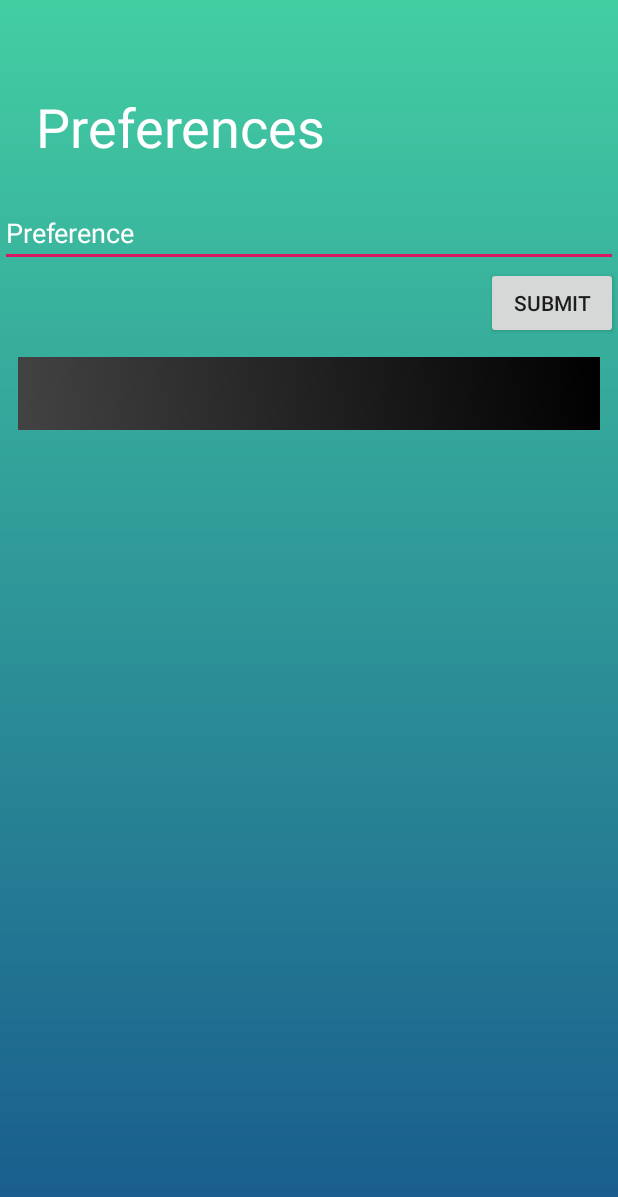
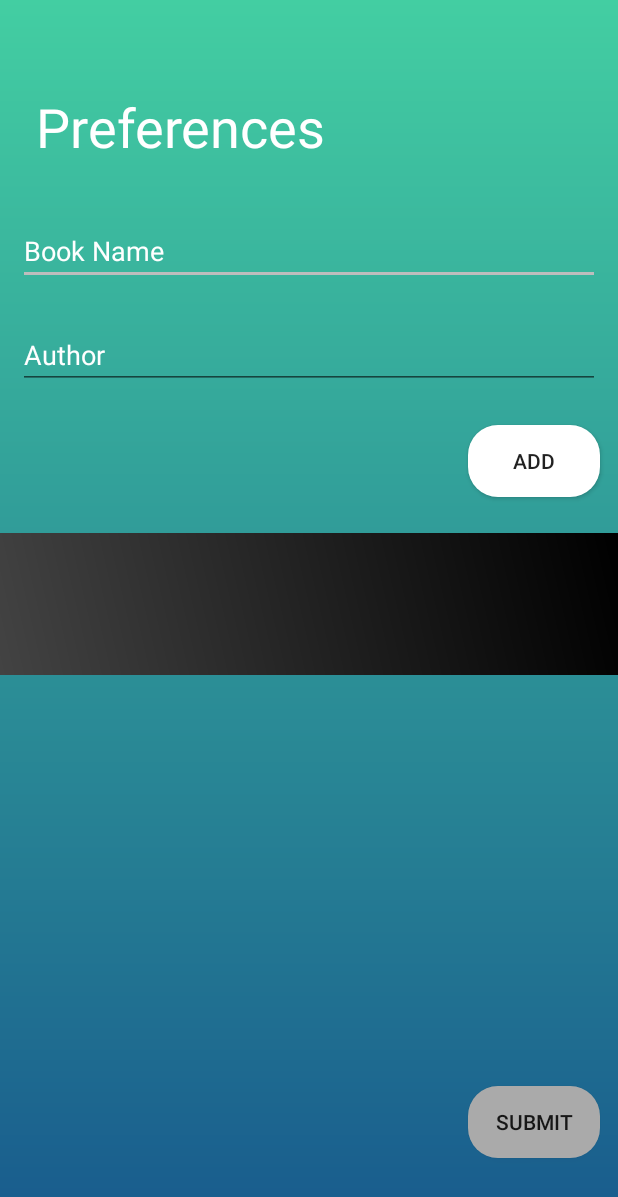
Before and after one commit to shivumgrover7/Drozee1.1, an Android app: the PreferencesActivity screen opened directly, with no data from a screen before it, after a tap on "SUBMIT", on a phone screen of 412 x 824 dp. Shown: the top 1197 px of the screen. Run offline under Robolectric (Android 15) with nearby library versions, the phone set to English and light mode, and no system bars; 1 other tap on this screen came first.

Commit message:
Add Author EditText and condition to not Submit before 5 books

```diff
--- a/app/src/main/java/com/drozee/drozeebvest/PreferencesActivity.java
+++ b/app/src/main/java/com/drozee/drozeebvest/PreferencesActivity.java
@@ -9,6 +9,7 @@ import android.view.View;
 import android.widget.Button;
 import android.widget.EditText;
 import android.widget.TextView;
+import android.widget.Toast;
 
 import java.util.ArrayList;
 
@@ -26,14 +27,35 @@ public class PreferencesActivity extends AppCompatActivity {
         recyclerView.setLayoutManager(mLayoutManager);
         recyclerView.setAdapter(viewAdapter);
 
-        Button submit = (Button)findViewById(R.id.submitBTN);
+        Button add = (Button)findViewById(R.id.addBTN);
+        final Button submit = (Button)findViewById(R.id.submitBTN);
         final EditText prefET = (EditText)findViewById(R.id.prefET);
+        final EditText authET = (EditText)findViewById(R.id.authorET);
+
+        add.setOnClickListener(new View.OnClickListener() {
+            @Override
+            public void onClick(View v) {
+                pref.add(prefET.getText().toString() + "," + authET.getText());
+                prefET.setText("");
+                authET.setText("");
+                viewAdapter.notifyDataSetChanged();
+                if(viewAdapter.getItemCount() >= 5)
+                {
+                    submit.setBackgroundResource(R.drawable.edittext);
+                }
+            }
+        });
         submit.setOnClickListener(new View.OnClickListener() {
             @Override
             public void onClick(View v) {
-                pref.add(prefET.getText().toString());
-                prefET.setText("");
-                viewAdapter.notifyDataSetChanged();
+                if(viewAdapter.getItemCount() >= 5)
+                {
+
+                }
+                else
+                {
+                    Toast.makeText(PreferencesActivity.this, "Please enter at least 5 books", Toast.LENGTH_SHORT).show();
+                }
             }
         });
 
--- a/app/src/main/java/com/drozee/drozeebvest/RecyclerViewAdapter.java
+++ b/app/src/main/java/com/drozee/drozeebvest/RecyclerViewAdapter.java
@@ -19,10 +19,12 @@ public class RecyclerViewAdapter extends RecyclerView.Adapter{
 
     public class MyViewHolder extends RecyclerView.ViewHolder {
         TextView pref;
+        TextView author;
 
         public MyViewHolder(View view) {
             super(view);
             pref = (TextView) view.findViewById(R.id.prefTV);
+            author = (TextView)view.findViewById(R.id.authorET);
         }
     }
     public RecyclerViewAdapter(Context c, ArrayList<String> prefs) {
@@ -42,7 +44,9 @@ public class RecyclerViewAdapter extends RecyclerView.Adapter{
     @Override
     public void onBindViewHolder(final RecyclerView.ViewHolder holder, int position) {
         TextView tv = holder.itemView.findViewById(R.id.prefTV);
-        tv.setText(preferences.get(position));
+        TextView auth = holder.itemView.findViewById(R.id.authorET);
+        tv.setText(preferences.get(position).split(",")[0]);
+        auth.setText(preferences.get(position).split(",")[1]);
     }
 
     @Override
--- /dev/null
+++ b/app/src/main/res/drawable/btn_disabled.xml
@@ -0,0 +1,9 @@
+<?xml version="1.0" encoding="utf-8"?>
+<shape xmlns:android="http://schemas.android.com/apk/res/android"
+    android:shape="rectangle">
+    <solid android:color="#AAAAAA"/>
+    <corners android:radius="20sp"/>
+    <size android:height="45sp"></size>
+
+
+    </shape>
--- a/app/src/main/res/layout/activity_preferences.xml
+++ b/app/src/main/res/layout/activity_preferences.xml
@@ -1,158 +1,70 @@
-<?xml version="1.0" encoding="utf-8"?>
-<!--<RelativeLayout xmlns:android="http://schemas.android.com/apk/res/android"-->
-    <!--xmlns:tools="http://schemas.android.com/tools"-->
-    <!--android:layout_width="match_parent"-->
-    <!--android:layout_height="match_parent"-->
-    <!--android:orientation="vertical"-->
-    <!--android:background="@drawable/gradientgreen"-->
-    <!--tools:context=".PreferencesActivity">-->
-
-    <!--<TextView-->
-        <!--android:id="@+id/prefTV"-->
-        <!--android:textColor="#FFFFFF"-->
-        <!--android:layout_width="match_parent"-->
-        <!--android:layout_marginTop="36sp"-->
-        <!--android:padding="24sp"-->
-        <!--android:layout_height="wrap_content"-->
-        <!--android:text="Preferences"-->
-        <!--android:textSize="36sp"/>-->
-
-    <!--<ScrollView-->
-        <!--android:id="@+id/scrollView"-->
-        <!--android:layout_width="match_parent"-->
-        <!--android:layout_height="match_parent"-->
-        <!--android:layout_marginBottom="36sp"-->
-        <!--android:layout_below="@id/prefTV">-->
-        <!--<RelativeLayout-->
-            <!--android:layout_width="match_parent"-->
-            <!--android:layout_height="wrap_content">-->
-        <!--<LinearLayout-->
-            <!--android:id="@+id/etLL"-->
-            <!--android:layout_width="match_parent"-->
-            <!--android:layout_height="wrap_content"-->
-            <!--android:orientation="vertical">-->
-
-            <!--<EditText-->
-                <!--android:id="@+id/ET1"-->
-                <!--android:layout_width="match_parent"-->
-                <!--android:layout_height="wrap_content"-->
-                <!--android:textColor="#FFFFFF"-->
-                <!--android:textColorHint="#FFFFFF"-->
-                <!--android:layout_margin="16sp"-->
-                <!--android:hint="Enter Preference" />-->
-
-            <!--<EditText-->
-                <!--android:id="@+id/ET2"-->
-                <!--android:layout_width="match_parent"-->
-                <!--android:layout_height="wrap_content"-->
-                <!--android:layout_margin="16sp"-->
-                <!--android:hint="Enter Preference" />-->
-
-            <!--<EditText-->
-                <!--android:id="@+id/ET3"-->
-                <!--android:layout_width="match_parent"-->
-                <!--android:layout_height="wrap_content"-->
-                <!--android:layout_margin="16sp"-->
-                <!--android:hint="Enter Preference" />-->
-
-            <!--<EditText-->
-                <!--android:id="@+id/ET4"-->
-                <!--android:layout_width="match_parent"-->
-                <!--android:layout_height="wrap_content"-->
-                <!--android:layout_margin="16sp"-->
-                <!--android:hint="Enter Preference" />-->
-
-            <!--<EditText-->
-                <!--android:id="@+id/ET5"-->
-                <!--android:layout_width="match_parent"-->
-                <!--android:layout_height="wrap_content"-->
-                <!--android:layout_margin="16sp"-->
-                <!--android:hint="Enter Preference" />-->
-
-            <!--<EditText-->
-                <!--android:id="@+id/ET6"-->
-                <!--android:layout_width="match_parent"-->
-                <!--android:layout_height="wrap_content"-->
-                <!--android:layout_margin="16sp"-->
-                <!--android:hint="Enter Preference" />-->
-
-            <!--<EditText-->
-                <!--android:id="@+id/ET7"-->
-                <!--android:layout_width="match_parent"-->
-                <!--android:layout_height="wrap_content"-->
-                <!--android:layout_margin="16sp"-->
-                <!--android:hint="Enter Preference" />-->
-
-            <!--<EditText-->
-                <!--android:id="@+id/ET8"-->
-                <!--android:layout_width="match_parent"-->
-                <!--android:layout_height="wrap_content"-->
-                <!--android:layout_margin="16sp"-->
-                <!--android:hint="Enter Preference" />-->
-
-            <!--<EditText-->
-                <!--android:id="@+id/ET9"-->
-                <!--android:layout_width="match_parent"-->
-                <!--android:layout_height="wrap_content"-->
-                <!--android:layout_margin="16sp"-->
-                <!--android:hint="Enter Preference" />-->
-
-            <!--<EditText-->
-                <!--android:id="@+id/ET10"-->
-                <!--android:layout_width="match_parent"-->
-                <!--android:layout_height="wrap_content"-->
-                <!--android:layout_margin="16sp"-->
-                <!--android:hint="Enter Preference" />-->
-        <!--</LinearLayout>-->
-            <!--<Button-->
-                <!--android:text="SUBMIT"-->
-                <!--android:id="@+id/prefSubmitbtn"-->
-                <!--android:layout_width="wrap_content"-->
-                <!--android:layout_height="wrap_content"-->
-                <!--android:layout_alignParentEnd="true"-->
-                <!--android:layout_below="@id/etLL"-->
-                <!--android:layout_marginBottom="12sp"/>-->
-        <!--</RelativeLayout>-->
-    <!--</ScrollView>-->
-
-<!--</RelativeLayout>-->
+<?xml version="1.0" encoding="utf-8"?><!--<RelativeLayout xmlns:android="http://schemas.android.com/apk/res/android"--><!--xmlns:tools="http://schemas.android.com/tools"--><!--android:layout_width="match_parent"--><!--android:layout_height="match_parent"--><!--android:orientation="vertical"--><!--android:background="@drawable/gradientgreen"--><!--tools:context=".PreferencesActivity">-->
 <RelativeLayout xmlns:android="http://schemas.android.com/apk/res/android"
     xmlns:tools="http://schemas.android.com/tools"
     android:layout_width="match_parent"
     android:layout_height="match_parent"
+    android:background="@drawable/gradientgreen"
     android:orientation="vertical"
-    android:background="@drawable/gradientgreen"
     tools:context=".PreferencesActivity">
 
     <TextView
-    android:id="@+id/prefTV"
-    android:textColor="#FFFFFF"
-    android:layout_width="match_parent"
-    android:layout_marginTop="36sp"
-    android:padding="24sp"
-    android:layout_height="wrap_content"
-    android:text="Preferences"
-    android:textSize="36sp"/>
+        android:id="@+id/prefTV"
+        android:layout_width="match_parent"
+        android:layout_height="wrap_content"
+        android:layout_marginTop="36sp"
+        android:padding="24sp"
+        android:text="Preferences"
+        android:textColor="#FFFFFF"
+        android:textSize="36sp" />
 
     <EditText
-        android:hint="Preference"
-        android:textColorHint="@color/white"
         android:id="@+id/prefET"
         android:layout_width="match_parent"
         android:layout_height="wrap_content"
-        android:layout_below="@id/prefTV"/>
+        android:layout_below="@id/prefTV"
+        android:layout_margin="12sp"
+        android:hint="Book Name"
+        android:textColor="@color/white"
+        android:textColorHint="@color/white" />
+
+    <EditText
+        android:id="@+id/authorET"
+        android:layout_width="match_parent"
+        android:layout_height="wrap_content"
+        android:layout_below="@id/prefET"
+        android:layout_margin="12sp"
+        android:hint="Author"
+        android:textColor="@color/white"
+        android:textColorHint="@color/white" />
+
     <Button
-        android:text="SUBMIT"
-        android:id="@+id/submitBTN"
+        android:id="@+id/addBTN"
         android:layout_width="wrap_content"
         android:layout_height="wrap_content"
-        android:layout_below="@id/prefET"
-        android:layout_alignParentEnd="true"/>
+        android:layout_below="@id/authorET"
+        android:layout_alignParentEnd="true"
+        android:layout_margin="12sp"
+        android:background="@drawable/edittext"
+        android:text="Add" />
 
 
     <android.support.v7.widget.RecyclerView
         android:id="@+id/prefRV"
-        android:layout_below="@id/submitBTN"
         android:layout_width="match_parent"
-        android:layout_height="wrap_content" />
+        android:layout_height="wrap_content"
+        android:layout_above="@id/submitBTN"
+        android:layout_below="@id/addBTN" />
+
+    <Button
+        android:id="@+id/submitBTN"
+        android:layout_width="wrap_content"
+        android:layout_height="wrap_content"
+
+        android:layout_alignParentEnd="true"
+        android:layout_alignParentBottom="true"
+        android:layout_marginRight="12sp"
+        android:layout_marginBottom="52sp"
+        android:background="@drawable/btn_disabled"
+        android:text="Submit" />
+
 </RelativeLayout>
--- a/app/src/main/res/layout/list_item.xml
+++ b/app/src/main/res/layout/list_item.xml
@@ -1,21 +1,30 @@
 <?xml version="1.0" encoding="utf-8"?>
-<RelativeLayout
-    xmlns:android="http://schemas.android.com/apk/res/android"
-    android:background="@drawable/gradient_list"
-    android:layout_margin="12sp"
+<RelativeLayout xmlns:android="http://schemas.android.com/apk/res/android"
     android:layout_width="match_parent"
-    android:layout_height="wrap_content">
+    android:layout_height="wrap_content"
+    android:layout_marginTop="12sp"
+    android:layout_marginBottom="12sp"
+    android:background="@drawable/gradient_list">
 
 
     <TextView
-        android:textColor="@color/white"
-        android:textSize="36sp"
         android:id="@+id/prefTV"
-        android:shadowColor="@color/colorAccent"
+        android:layout_width="wrap_content"
+        android:layout_height="wrap_content"
         android:layout_centerHorizontal="true"
         android:layout_centerVertical="true"
+        android:textColor="@color/white"
+        android:textSize="36sp"/>
+
+    <TextView
+        android:id="@+id/authorET"
         android:layout_width="wrap_content"
-        android:layout_height="wrap_content">
-    </TextView>
+        android:textStyle="italic"
+        android:layout_marginTop="24sp"
+        android:layout_height="wrap_content"
+        android:layout_below="@id/prefTV"
+        android:layout_centerHorizontal="true"
+        android:textColor="#D3D3D3"
+        android:textSize="16sp"/>
 
 </RelativeLayout>
--- a/app/src/main/res/values/colors.xml
+++ b/app/src/main/res/values/colors.xml
@@ -2,7 +2,7 @@
 <resources>
     <color name="colorPrimary">#008577</color>
     <color name="colorPrimaryDark">#00574B</color>
-    <color name="colorAccent">#D81B60</color>
+    <color name="colorAccent">#bdbdbd</color>
     <color name="black">#000000</color>
     <color name="white">#ffffff</color>
 </resources>
```
